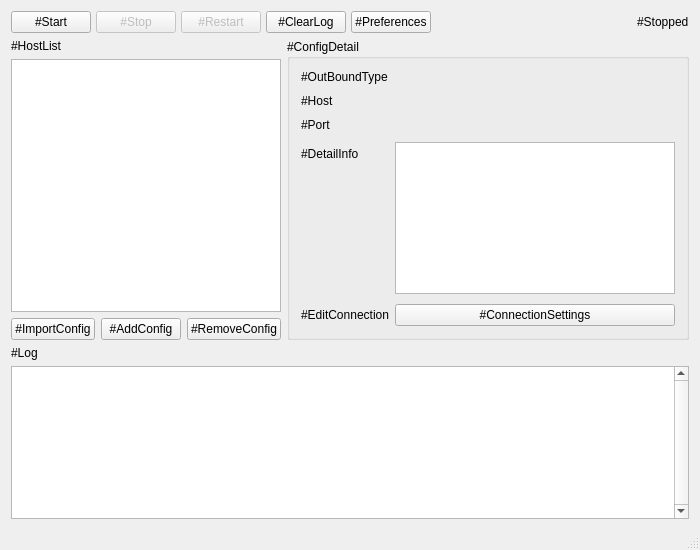
First picture: the form in src/w_MainWindow.ui, repository darsvador/qvssr, before the edit.
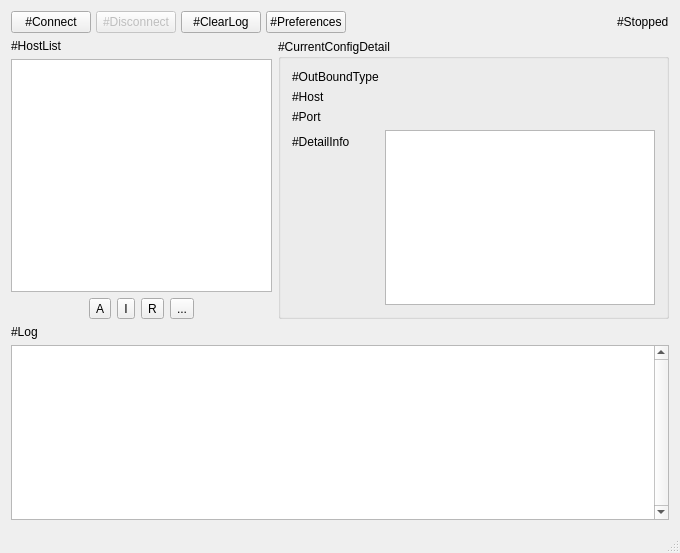
Second picture: the form after the edit. Icons and pictures are not drawn.

Commit message: [Added][Changed][UI] Added SOCKS, connection renaming, connect selected, and a new tiny log module. Redesigned MainWindow UI

```diff
--- a/src/w_MainWindow.ui
+++ b/src/w_MainWindow.ui
@@ -9,8 +9,8 @@
    <rect>
     <x>0</x>
     <y>0</y>
-    <width>700</width>
-    <height>550</height>
+    <width>680</width>
+    <height>553</height>
    </rect>
   </property>
   <property name="sizePolicy">
@@ -19,12 +19,6 @@
     <verstretch>0</verstretch>
    </sizepolicy>
   </property>
-  <property name="minimumSize">
-   <size>
-    <width>700</width>
-    <height>550</height>
-   </size>
-  </property>
   <property name="windowTitle">
    <string>Qv2ray</string>
   </property>
@@ -41,16 +35,16 @@
      <height>530</height>
     </size>
    </property>
-   <layout class="QGridLayout" name="gridLayout" columnstretch="4,6" rowminimumheight="0,0,0,0,0,8">
+   <layout class="QGridLayout" name="gridLayout" columnstretch="2,3">
     <item row="0" column="0" colspan="2">
-     <layout class="QHBoxLayout" name="horizontalLayout" stretch="1,1,1,1,0,0,0">
+     <layout class="QHBoxLayout" name="horizontalLayout" stretch="1,1,1,0,0,0">
       <property name="spacing">
        <number>5</number>
       </property>
       <item>
        <widget class="QPushButton" name="startButton">
         <property name="text">
-         <string>#Start</string>
+         <string>#Connect</string>
         </property>
        </widget>
       </item>
@@ -60,20 +54,7 @@
          <bool>false</bool>
         </property>
         <property name="text">
-         <string>#Stop</string>
-        </property>
-       </widget>
-      </item>
-      <item>
-       <widget class="QPushButton" name="restartButton">
-        <property name="enabled">
-         <bool>false</bool>
-        </property>
-        <property name="text">
-         <string>#Restart</string>
-        </property>
-        <property name="flat">
-         <bool>false</bool>
+         <string>#Disconnect</string>
         </property>
        </widget>
       </item>
@@ -101,8 +82,8 @@
         </property>
         <property name="sizeHint" stdset="0">
          <size>
-          <width>999999</width>
-          <height>20</height>
+          <width>999999999</width>
+          <height>0</height>
          </size>
         </property>
        </spacer>
@@ -123,6 +104,71 @@
       </property>
      </widget>
     </item>
+    <item row="1" column="1" rowspan="3">
+     <widget class="QGroupBox" name="groupBox">
+      <property name="title">
+       <string>#CurrentConfigDetail</string>
+      </property>
+      <layout class="QFormLayout" name="formLayout">
+       <item row="0" column="0">
+        <widget class="QLabel" name="label_2">
+         <property name="text">
+          <string>#OutBoundType</string>
+         </property>
+        </widget>
+       </item>
+       <item row="0" column="1">
+        <widget class="QLabel" name="_OutBoundTypeLabel">
+         <property name="text">
+          <string/>
+         </property>
+        </widget>
+       </item>
+       <item row="1" column="0">
+        <widget class="QLabel" name="label">
+         <property name="text">
+          <string>#Host</string>
+         </property>
+        </widget>
+       </item>
+       <item row="1" column="1">
+        <widget class="QLabel" name="_hostLabel">
+         <property name="text">
+          <string/>
+         </property>
+        </widget>
+       </item>
+       <item row="2" column="0">
+        <widget class="QLabel" name="label_3">
+         <property name="text">
+          <string>#Port</string>
+         </property>
+        </widget>
+       </item>
+       <item row="2" column="1">
+        <widget class="QLabel" name="_portLabel">
+         <property name="text">
+          <string/>
+         </property>
+        </widget>
+       </item>
+       <item row="3" column="0">
+        <widget class="QLabel" name="label_4">
+         <property name="text">
+          <string>#DetailInfo</string>
+         </property>
+        </widget>
+       </item>
+       <item row="3" column="1">
+        <widget class="QTextBrowser" name="detailInfoTxt">
+         <property name="lineWrapMode">
+          <enum>QTextEdit::NoWrap</enum>
+         </property>
+        </widget>
+       </item>
+      </layout>
+     </widget>
+    </item>
     <item row="2" column="0">
      <widget class="QListWidget" name="connectionListWidget">
       <property name="frameShape">
@@ -160,28 +206,102 @@
     <item row="3" column="0">
      <layout class="QHBoxLayout" name="horizontalLayout_2">
       <item>
-       <widget class="QPushButton" name="importConfigBtn">
+       <spacer name="horizontalSpacer_2">
+        <property name="orientation">
+         <enum>Qt::Horizontal</enum>
+        </property>
+        <property name="sizeHint" stdset="0">
+         <size>
+          <width>40</width>
+          <height>20</height>
+         </size>
+        </property>
+       </spacer>
+      </item>
+      <item>
+       <widget class="QToolButton" name="addConfigButton">
+        <property name="sizePolicy">
+         <sizepolicy hsizetype="Fixed" vsizetype="Fixed">
+          <horstretch>0</horstretch>
+          <verstretch>0</verstretch>
+         </sizepolicy>
+        </property>
+        <property name="toolTip">
+         <string>#AddConnection</string>
+        </property>
         <property name="text">
-         <string>#ImportConfig</string>
+         <string>A</string>
         </property>
        </widget>
       </item>
       <item>
-       <widget class="QPushButton" name="addConfigBtn">
+       <widget class="QToolButton" name="importConfigButton">
+        <property name="sizePolicy">
+         <sizepolicy hsizetype="Fixed" vsizetype="Fixed">
+          <horstretch>0</horstretch>
+          <verstretch>0</verstretch>
+         </sizepolicy>
+        </property>
+        <property name="toolTip">
+         <string>#ImportConnection</string>
+        </property>
         <property name="text">
-         <string>#AddConfig</string>
+         <string>I</string>
         </property>
        </widget>
       </item>
       <item>
-       <widget class="QPushButton" name="delConfigBtn">
+       <widget class="QToolButton" name="removeConfigButton">
+        <property name="sizePolicy">
+         <sizepolicy hsizetype="Fixed" vsizetype="Fixed">
+          <horstretch>0</horstretch>
+          <verstretch>0</verstretch>
+         </sizepolicy>
+        </property>
+        <property name="toolTip">
+         <string>#RemoveConnection</string>
+        </property>
         <property name="text">
-         <string>#RemoveConfig</string>
+         <string>R</string>
         </property>
        </widget>
       </item>
+      <item>
+       <widget class="QToolButton" name="editConfigButton">
+        <property name="toolTip">
+         <string>#EditConnection</string>
+        </property>
+        <property name="text">
+         <string>...</string>
+        </property>
+        <property name="icon">
+         <iconset resource="../resources.qrc">
+          <normaloff>:/icons/edit_connection_btn.png</normaloff>:/icons/edit_connection_btn.png</iconset>
+        </property>
+       </widget>
+      </item>
+      <item>
+       <spacer name="horizontalSpacer_3">
+        <property name="orientation">
+         <enum>Qt::Horizontal</enum>
+        </property>
+        <property name="sizeHint" stdset="0">
+         <size>
+          <width>40</width>
+          <height>20</height>
+         </size>
+        </property>
+       </spacer>
+      </item>
      </layout>
     </item>
+    <item row="4" column="0">
+     <widget class="QLabel" name="label_10">
+      <property name="text">
+       <string>#Log</string>
+      </property>
+     </widget>
+    </item>
     <item row="5" column="0" colspan="2">
      <widget class="QTextBrowser" name="logText">
       <property name="verticalScrollBarPolicy">
@@ -195,119 +315,6 @@
       </property>
      </widget>
     </item>
-    <item row="4" column="0">
-     <widget class="QLabel" name="label_10">
-      <property name="text">
-       <string>#Log</string>
-      </property>
-     </widget>
-    </item>
-    <item row="1" column="1" rowspan="3">
-     <widget class="QGroupBox" name="groupBox">
-      <property name="title">
-       <string>#ConfigDetail</string>
-      </property>
-      <layout class="QFormLayout" name="formLayout">
-       <property name="fieldGrowthPolicy">
-        <enum>QFormLayout::ExpandingFieldsGrow</enum>
-       </property>
-       <property name="verticalSpacing">
-        <number>10</number>
-       </property>
-       <item row="1" column="0">
-        <widget class="QLabel" name="label">
-         <property name="text">
-          <string>#Host</string>
-         </property>
-        </widget>
-       </item>
-       <item row="1" column="1">
-        <widget class="QLabel" name="_hostLabel">
-         <property name="text">
-          <string/>
-         </property>
-        </widget>
-       </item>
-       <item row="2" column="0">
-        <widget class="QLabel" name="label_3">
-         <property name="text">
-          <string>#Port</string>
-         </property>
-        </widget>
-       </item>
-       <item row="2" column="1">
-        <widget class="QLabel" name="_portLabel">
-         <property name="text">
-          <string/>
-         </property>
-        </widget>
-       </item>
-       <item row="0" column="0">
-        <widget class="QLabel" name="label_2">
-         <property name="text">
-          <string>#OutBoundType</string>
-         </property>
-        </widget>
-       </item>
-       <item row="0" column="1">
-        <widget class="QLabel" name="_OutBoundTypeLabel">
-         <property name="text">
-          <string/>
-         </property>
-        </widget>
-       </item>
-       <item row="3" column="0">
-        <widget class="QLabel" name="label_4">
-         <property name="text">
-          <string>#DetailInfo</string>
-         </property>
-        </widget>
-       </item>
-       <item row="3" column="1">
-        <widget class="QTextBrowser" name="detailInfoTxt">
-         <property name="sizePolicy">
-          <sizepolicy hsizetype="Expanding" vsizetype="Expanding">
-           <horstretch>0</horstretch>
-           <verstretch>0</verstretch>
-          </sizepolicy>
-         </property>
-         <property name="minimumSize">
-          <size>
-           <width>0</width>
-           <height>0</height>
-          </size>
-         </property>
-         <property name="lineWrapMode">
-          <enum>QTextEdit::NoWrap</enum>
-         </property>
-        </widget>
-       </item>
-       <item row="4" column="0">
-        <widget class="QLabel" name="label_11">
-         <property name="text">
-          <string>#EditConnection</string>
-         </property>
-        </widget>
-       </item>
-       <item row="4" column="1">
-        <widget class="QPushButton" name="editConnectionSettingsBtn">
-         <property name="sizePolicy">
-          <sizepolicy hsizetype="Expanding" vsizetype="Fixed">
-           <horstretch>0</horstretch>
-           <verstretch>0</verstretch>
-          </sizepolicy>
-         </property>
-         <property name="text">
-          <string>#ConnectionSettings</string>
-         </property>
-         <property name="flat">
-          <bool>false</bool>
-         </property>
-        </widget>
-       </item>
-      </layout>
-     </widget>
-    </item>
    </layout>
   </widget>
   <widget class="QStatusBar" name="statusBar"/>
```
Left out of the diff: 23 changed lines with no effect on the pictures. The commit also changes 26 other files.
